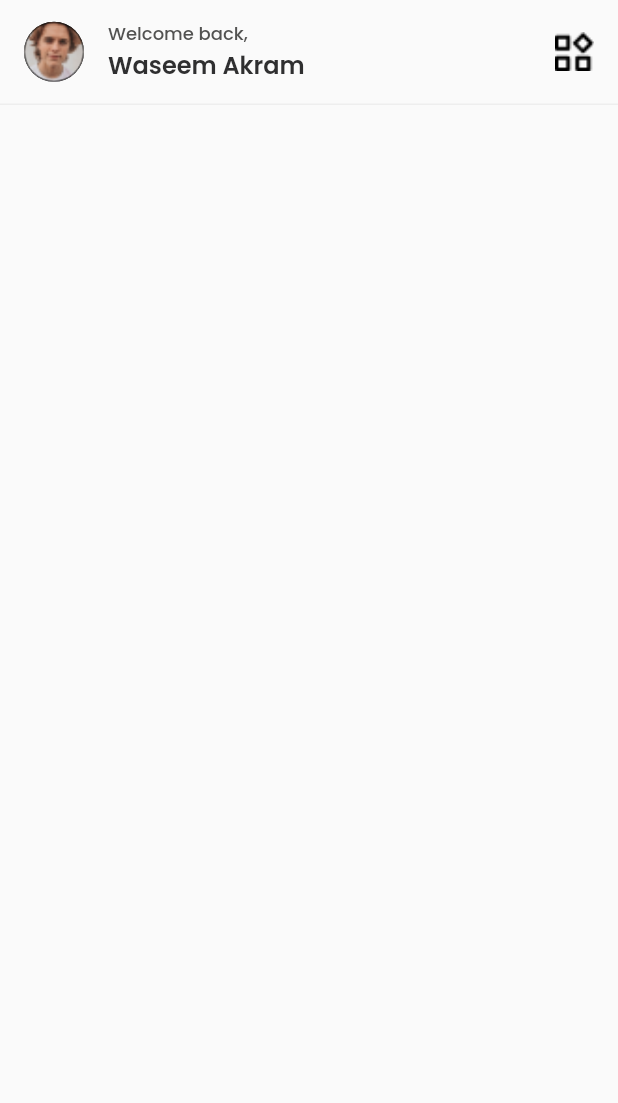
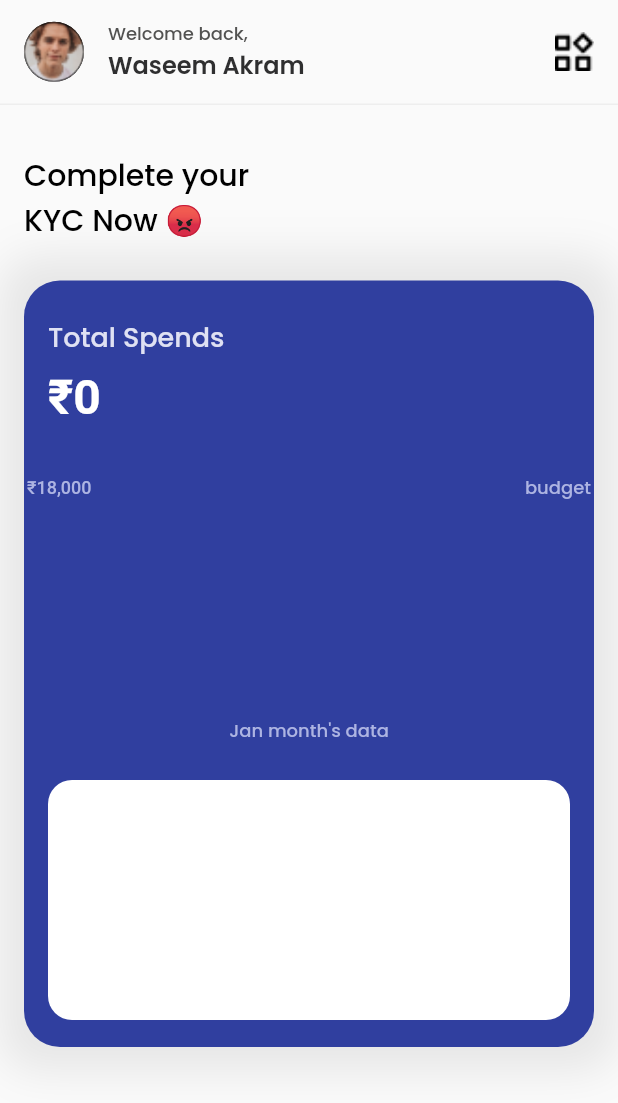
Before and after one commit to csi-vitpune/expense_tracker, a Flutter app: the screen it shows after launch, on a phone screen of 412 x 824 dp. Shown: the top 1103 px of the screen. Run offline on Flutter 3.47's test engine with Material 2 defaults, Android fonts, the phone set to English and light mode, and no system bars; our stand-ins replace google_fonts.

Commit message:
added page title

```diff
--- a/lib/screens/home_screen.dart
+++ b/lib/screens/home_screen.dart
@@ -1,4 +1,6 @@
+import 'package:expense_tracker/widgets/home_page_title.dart';
 import 'package:expense_tracker/widgets/home_screen_appbar.dart';
+import 'package:expense_tracker/widgets/poppins_text.dart';
 import 'package:flutter/material.dart';
 import 'package:google_fonts/google_fonts.dart';
 
@@ -14,10 +16,99 @@ class _HomeScreenState extends State<HomeScreen> {
   Widget build(BuildContext context) {
     return SafeArea(
       child: Scaffold(
-        body: Column(
-          children: [
-            HomeScreenAppBar(),
-          ],
+        body: SingleChildScrollView(
+          child: Column(
+            crossAxisAlignment: CrossAxisAlignment.start,
+            children: [
+              HomeScreenAppBar(),
+              HomePageTitle(),
+              Padding(
+                padding: EdgeInsets.only(top: 25, left: 16, right: 16),
+                child: Container(
+                  width: double.infinity,
+                  height: 511,
+                  decoration: BoxDecoration(
+                    color: Color(0xFF303F9F),
+                    borderRadius: BorderRadius.circular(24),
+                    boxShadow: [
+                      BoxShadow(
+                        color: Color.fromRGBO(0, 0, 0, 0.08),
+                        spreadRadius: 16,
+                        blurRadius: 24,
+                        offset: Offset(0, 0), // changes position of shadow
+                      ),
+                    ],
+                  ),
+                  child: Column(
+                    crossAxisAlignment: CrossAxisAlignment.start,
+                    children: [
+                      Padding(
+                        padding: EdgeInsets.only(left: 16, top: 24),
+                        child: PoppinsText(
+                          text: 'Total Spends',
+                          fontColor: Color(0xFFDFE1F3),
+                          fontSize: 18,
+                        ),
+                      ),
+                      Padding(
+                        padding: EdgeInsets.only(left: 16, top: 8),
+                        child: Text(
+                          '₹0',
+                          style: GoogleFonts.roboto(
+                            fontSize: 32,
+                            fontWeight: FontWeight.w600,
+                            color: Color(0xFFFFFFFF),
+                          ),
+                        ),
+                      ),
+                      Padding(
+                        padding: EdgeInsets.only(top: 32, left: 2, right: 2),
+                        child: Row(
+                          mainAxisSize: MainAxisSize.max,
+                          children: [
+                            Text(
+                              '₹18,000',
+                              style: GoogleFonts.roboto(
+                                  fontSize: 12,
+                                  color: Color(0xFFADB4E2),
+                                  fontWeight: FontWeight.w500),
+                            ),
+                            Spacer(),
+                            PoppinsText(
+                              text: 'budget',
+                              fontColor: Color(0xFFADB4E2),
+                              fontSize: 12,
+                            )
+                          ],
+                        ),
+                      ),
+                      Align(
+                        alignment: Alignment.center,
+                        child: Padding(
+                          padding: EdgeInsets.only(top: 144),
+                          child: PoppinsText(
+                            text: "Jan month's data",
+                            fontColor: Color(0xFFADB4E2),
+                            fontSize: 12,
+                          ),
+                        ),
+                      ),
+
+                      Container(
+                        margin: EdgeInsets.only(top: 24, left: 16,right: 16),
+                        width: double.infinity,
+                        height: 160,
+                        decoration: BoxDecoration(
+                          color: Colors.white,
+                          borderRadius:BorderRadius.circular(16)
+                        ),
+                      )
+                    ],
+                  ),
+                ),
+              )
+            ],
+          ),
         ),
       ),
     );
--- /dev/null
+++ b/lib/widgets/home_page_title.dart
@@ -0,0 +1,18 @@
+import 'package:expense_tracker/widgets/poppins_text.dart';
+import 'package:flutter/material.dart';
+
+class HomePageTitle extends StatelessWidget {
+  const HomePageTitle({Key? key}) : super(key: key);
+
+  @override
+  Widget build(BuildContext context) {
+    return Padding(
+      padding: EdgeInsets.only(left: 16, top: 32),
+      child: PoppinsText(
+        text: 'Complete your \nKYC Now 😡',
+        fontSize: 20,
+        fontWeight: FontWeight.w500,
+      ),
+    );
+  }
+}
```
